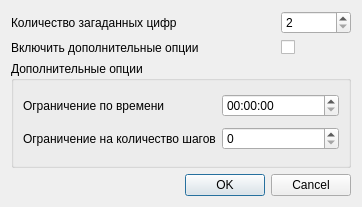
Old version of the form bulls_and_cows/levelcomplexitydialog.ui in the repository dimV36/bulls_and_cows.
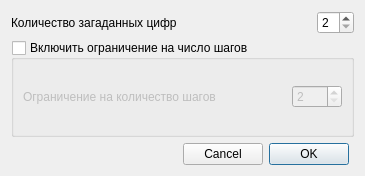
New version of the form.

Diff of the .ui file:
```diff
--- a/bulls_and_cows/levelcomplexitydialog.ui
+++ b/bulls_and_cows/levelcomplexitydialog.ui
@@ -6,86 +6,135 @@
    <rect>
     <x>0</x>
     <y>0</y>
-    <width>362</width>
-    <height>207</height>
+    <width>365</width>
+    <height>176</height>
    </rect>
   </property>
   <property name="windowTitle">
    <string>Сложность игры</string>
   </property>
-  <layout class="QGridLayout" name="main_layout_">
-   <item row="0" column="2">
-    <widget class="QSpinBox" name="spin_box_number_">
-     <property name="minimum">
-      <number>2</number>
-     </property>
-     <property name="maximum">
-      <number>9</number>
-     </property>
-    </widget>
-   </item>
+  <layout class="QGridLayout" name="gridLayout">
    <item row="0" column="0">
-    <widget class="QLabel" name="label_number_">
-     <property name="text">
-      <string>Количество загаданных цифр</string>
-     </property>
-    </widget>
+    <layout class="QHBoxLayout" name="number_layout_">
+     <item>
+      <widget class="QLabel" name="label_number_">
+       <property name="sizePolicy">
+        <sizepolicy hsizetype="Maximum" vsizetype="Preferred">
+         <horstretch>0</horstretch>
+         <verstretch>0</verstretch>
+        </sizepolicy>
+       </property>
+       <property name="minimumSize">
+        <size>
+         <width>300</width>
+         <height>0</height>
+        </size>
+       </property>
+       <property name="maximumSize">
+        <size>
+         <width>300</width>
+         <height>16777215</height>
+        </size>
+       </property>
+       <property name="text">
+        <string>Количество загаданных цифр</string>
+       </property>
+      </widget>
+     </item>
+     <item>
+      <widget class="QSpinBox" name="spin_box_number_">
+       <property name="maximumSize">
+        <size>
+         <width>50</width>
+         <height>16777215</height>
+        </size>
+       </property>
+       <property name="layoutDirection">
+        <enum>Qt::LeftToRight</enum>
+       </property>
+       <property name="minimum">
+        <number>2</number>
+       </property>
+       <property name="maximum">
+        <number>9</number>
+       </property>
+      </widget>
+     </item>
+    </layout>
    </item>
-   <item row="5" column="0" colspan="3">
-    <widget class="QDialogButtonBox" name="button_box_">
-     <property name="orientation">
-      <enum>Qt::Horizontal</enum>
-     </property>
-     <property name="standardButtons">
-      <set>QDialogButtonBox::Cancel|QDialogButtonBox::Ok</set>
-     </property>
-    </widget>
-   </item>
-   <item row="2" column="0" colspan="3">
+   <item row="1" column="0">
     <widget class="QGroupBox" name="extra_box_">
      <property name="title">
-      <string>Дополнительные опции</string>
+      <string>Включить ограничение на число шагов</string>
+     </property>
+     <property name="checkable">
+      <bool>true</bool>
+     </property>
+     <property name="checked">
+      <bool>false</bool>
      </property>
      <layout class="QGridLayout" name="extra_layout_">
       <item row="2" column="0">
-       <widget class="QLabel" name="label_timer_">
-        <property name="text">
-         <string>Ограничение по времени</string>
-        </property>
-       </widget>
-      </item>
-      <item row="2" column="1">
-       <widget class="QTimeEdit" name="timer_"/>
-      </item>
-      <item row="3" column="0">
        <widget class="QLabel" name="label_step_">
         <property name="text">
          <string>Ограничение на количество шагов</string>
         </property>
        </widget>
       </item>
-      <item row="3" column="1">
-       <widget class="QSpinBox" name="spin_box_limit_steps_"/>
+      <item row="2" column="1">
+       <widget class="QSpinBox" name="spin_box_limit_steps_">
+        <property name="maximumSize">
+         <size>
+          <width>50</width>
+          <height>16777215</height>
+         </size>
+        </property>
+        <property name="minimum">
+         <number>2</number>
+        </property>
+        <property name="maximum">
+         <number>20</number>
+        </property>
+       </widget>
       </item>
      </layout>
     </widget>
    </item>
-   <item row="1" column="2">
-    <widget class="QCheckBox" name="button_extra_options_">
-     <property name="text">
-      <string/>
-     </property>
-     <property name="checked">
-      <bool>false</bool>
-     </property>
-    </widget>
-   </item>
-   <item row="1" column="0">
-    <widget class="QLabel" name="label_extra_options_">
-     <property name="text">
-      <string>Включить дополнительные опции</string>
-     </property>
-    </widget>
+   <item row="2" column="0">
+    <layout class="QHBoxLayout" name="standart_box_layout_">
+     <item>
+      <spacer name="horizontalSpacer">
+       <property name="orientation">
+        <enum>Qt::Horizontal</enum>
+       </property>
+       <property name="sizeHint" stdset="0">
+        <size>
+         <width>40</width>
+         <height>20</height>
+        </size>
+       </property>
+      </spacer>
+     </item>
+     <item>
+      <widget class="QDialogButtonBox" name="button_box_">
+       <property name="layoutDirection">
+        <enum>Qt::RightToLeft</enum>
+       </property>
+       <property name="autoFillBackground">
+        <bool>false</bool>
+       </property>
+       <property name="orientation">
+        <enum>Qt::Horizontal</enum>
+       </property>
+       <property name="standardButtons">
+        <set>QDialogButtonBox::Cancel|QDialogButtonBox::Ok</set>
+       </property>
+       <property name="centerButtons">
+        <bool>false</bool>
+       </property>
+      </widget>
+     </item>
+    </layout>
    </item>
   </layout>
  </widget>
```
